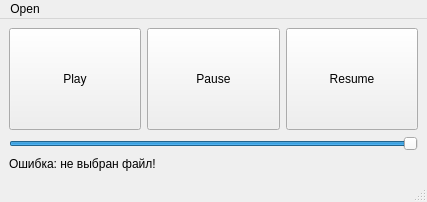
Old version of the form resources/ui/MainWindow.ui in the repository senatrkosarev/AudioPlayer.
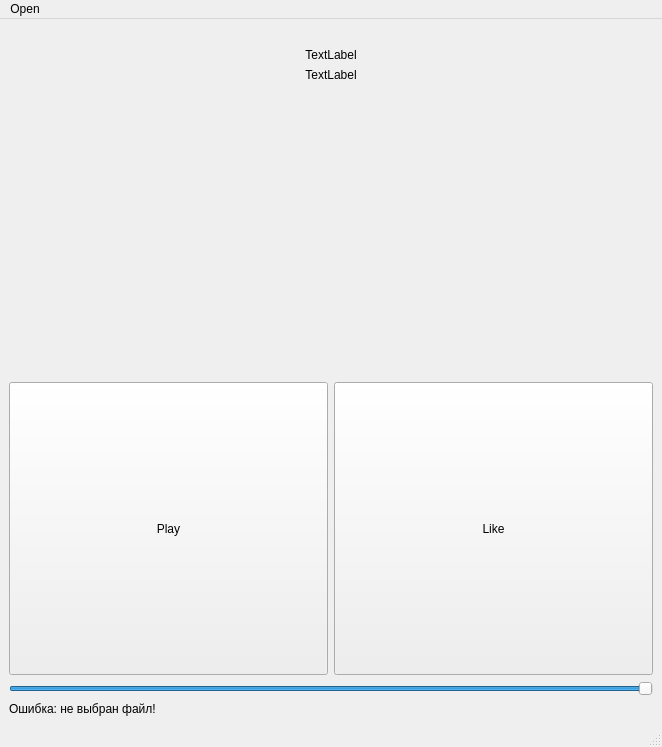
New version of the form. Icons and pictures are not drawn.

Commit message: Little refactoring; add default image; combining buttons 'play', 'pause' and 'resume'

Diff of the .ui file:
```diff
--- a/resources/ui/MainWindow.ui
+++ b/resources/ui/MainWindow.ui
@@ -6,25 +6,104 @@
    <rect>
     <x>0</x>
     <y>0</y>
-    <width>427</width>
-    <height>202</height>
+    <width>662</width>
+    <height>747</height>
    </rect>
   </property>
+  <property name="minimumSize">
+   <size>
+    <width>302</width>
+    <height>370</height>
+   </size>
+  </property>
   <property name="windowTitle">
    <string>Audioplayer</string>
   </property>
   <widget class="QWidget" name="centralwidget">
    <layout class="QVBoxLayout" name="verticalLayout">
+    <item>
+     <widget class="QLabel" name="image">
+      <property name="minimumSize">
+       <size>
+        <width>0</width>
+        <height>0</height>
+       </size>
+      </property>
+      <property name="autoFillBackground">
+       <bool>false</bool>
+      </property>
+      <property name="text">
+       <string/>
+      </property>
+      <property name="pixmap">
+       <pixmap>../default.png</pixmap>
+      </property>
+      <property name="alignment">
+       <set>Qt::AlignCenter</set>
+      </property>
+      <property name="margin">
+       <number>0</number>
+      </property>
+      <property name="indent">
+       <number>-1</number>
+      </property>
+     </widget>
+    </item>
+    <item>
+     <widget class="QLabel" name="title_label">
+      <property name="text">
+       <string>TextLabel</string>
+      </property>
+      <property name="alignment">
+       <set>Qt::AlignCenter</set>
+      </property>
+     </widget>
+    </item>
+    <item>
+     <widget class="QLabel" name="author_label">
+      <property name="text">
+       <string>TextLabel</string>
+      </property>
+      <property name="alignment">
+       <set>Qt::AlignCenter</set>
+      </property>
+     </widget>
+    </item>
+    <item>
+     <spacer name="verticalSpacer">
+      <property name="orientation">
+       <enum>Qt::Vertical</enum>
+      </property>
+      <property name="sizeHint" stdset="0">
+       <size>
+        <width>20</width>
+        <height>40</height>
+       </size>
+      </property>
+     </spacer>
+    </item>
     <item>
      <layout class="QHBoxLayout" name="buttons_layout">
       <item>
        <widget class="QPushButton" name="play_button">
         <property name="sizePolicy">
-         <sizepolicy hsizetype="Preferred" vsizetype="Expanding">
+         <sizepolicy hsizetype="Preferred" vsizetype="MinimumExpanding">
           <horstretch>0</horstretch>
           <verstretch>0</verstretch>
          </sizepolicy>
         </property>
+        <property name="minimumSize">
+         <size>
+          <width>0</width>
+          <height>40</height>
+         </size>
+        </property>
+        <property name="maximumSize">
+         <size>
+          <width>16777215</width>
+          <height>16777215</height>
+         </size>
+        </property>
         <property name="text">
          <string>Play</string>
         </property>
@@ -33,26 +112,25 @@
       <item>
        <widget class="QPushButton" name="prev_button">
         <property name="sizePolicy">
-         <sizepolicy hsizetype="Preferred" vsizetype="Expanding">
+         <sizepolicy hsizetype="Minimum" vsizetype="MinimumExpanding">
           <horstretch>0</horstretch>
           <verstretch>0</verstretch>
          </sizepolicy>
         </property>
-        <property name="text">
-         <string>Pause</string>
+        <property name="minimumSize">
+         <size>
+          <width>0</width>
+          <height>40</height>
+         </size>
         </property>
-       </widget>
-      </item>
-      <item>
-       <widget class="QPushButton" name="next_button">
-        <property name="sizePolicy">
-         <sizepolicy hsizetype="Preferred" vsizetype="Expanding">
-          <horstretch>0</horstretch>
-          <verstretch>0</verstretch>
-         </sizepolicy>
+        <property name="maximumSize">
+         <size>
+          <width>16777215</width>
+          <height>16777215</height>
+         </size>
         </property>
         <property name="text">
-         <string>Resume</string>
+         <string>Like</string>
         </property>
        </widget>
       </item>
@@ -85,8 +163,8 @@
     <rect>
      <x>0</x>
      <y>0</y>
-     <width>427</width>
-     <height>21</height>
+     <width>662</width>
+     <height>26</height>
     </rect>
    </property>
    <widget class="QMenu" name="menuOpen">
```
Left out of the diff: 7 changed lines with no effect on the pictures. The commit also changes 2 other files.
